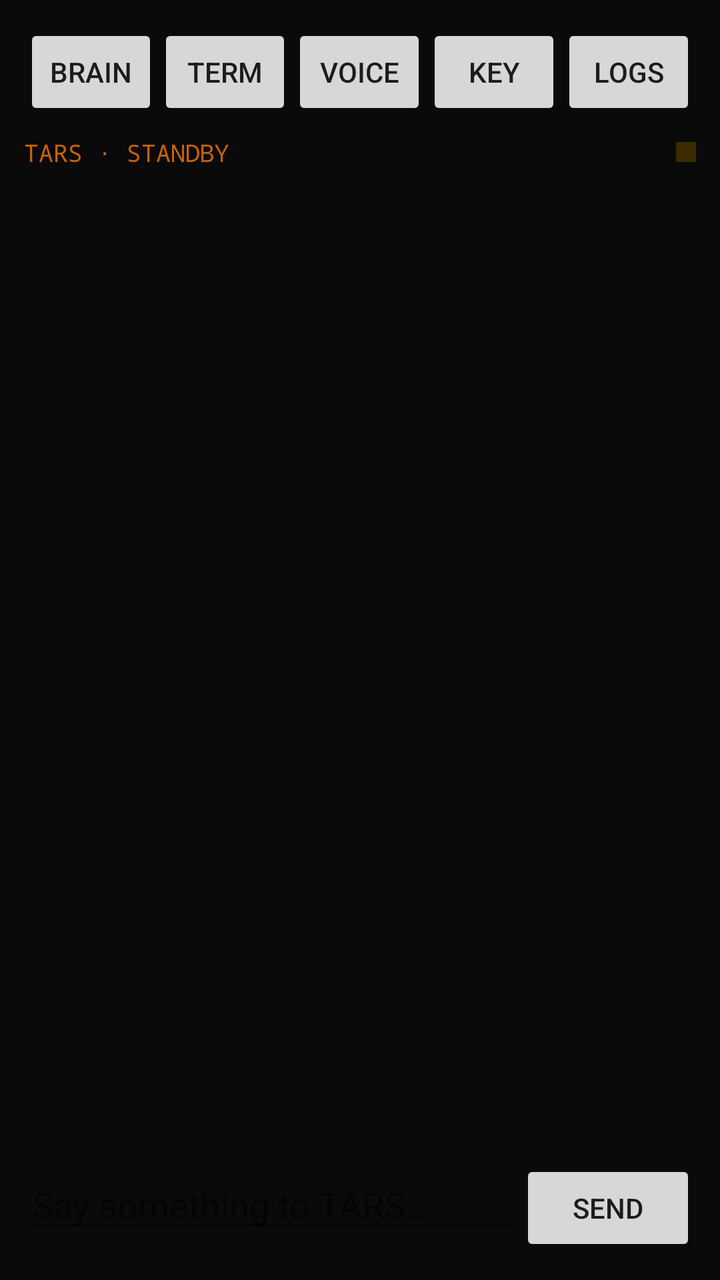
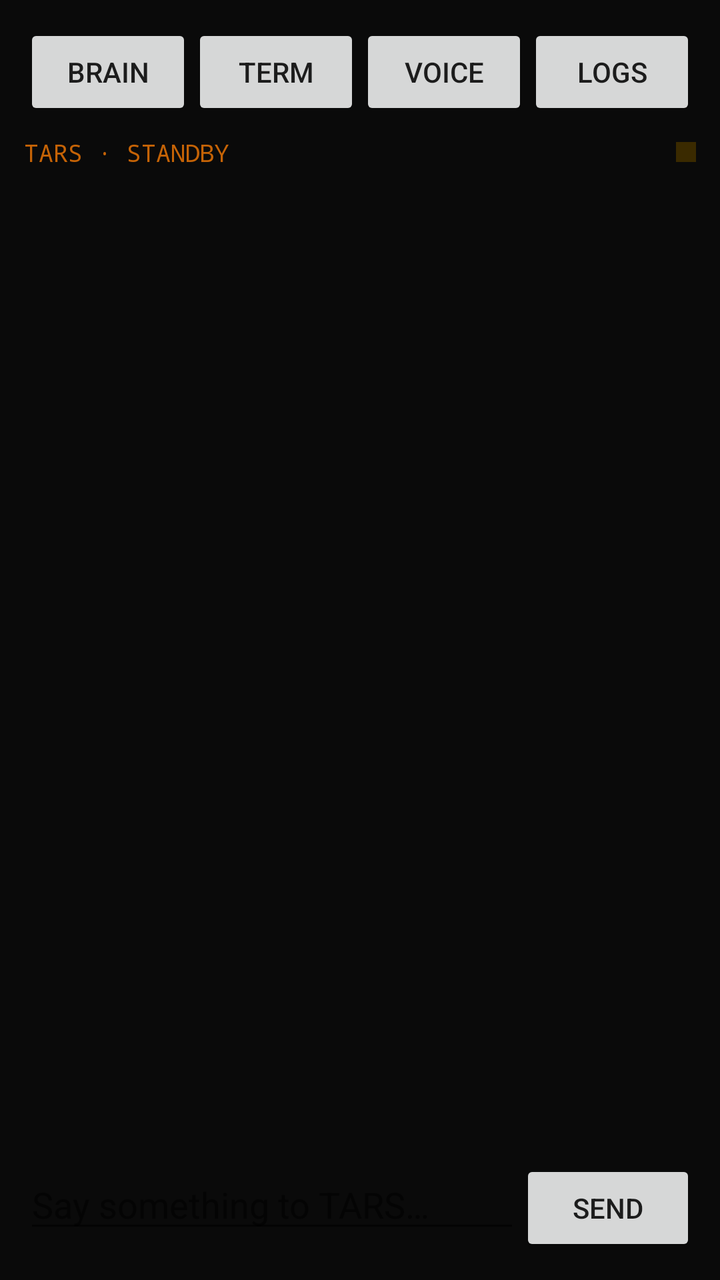

An Android layout rendered at two revisions. The XML below is the earlier revision; the diff shows what the commit changed to produce the second picture.
<!-- AndroidManifest.xml: application theme Theme.AppCompat.DayNight -->
<!-- res/layout/activity_main.xml -->
<?xml version="1.0" encoding="utf-8"?>
<LinearLayout xmlns:android="http://schemas.android.com/apk/res/android"
    android:layout_width="match_parent"
    android:layout_height="match_parent"
    android:orientation="vertical"
    android:background="#FF0A0A0A"
    android:padding="12dp">

    <LinearLayout
        android:layout_width="match_parent"
        android:layout_height="wrap_content"
        android:orientation="horizontal"
        android:paddingBottom="6dp">

        <Button
            android:id="@+id/brain"
            android:layout_width="0dp"
            android:layout_height="wrap_content"
            android:layout_weight="1"
            android:minWidth="0dp"
            android:text="@string/brain" />

        <Button
            android:id="@+id/terminal"
            android:layout_width="0dp"
            android:layout_height="wrap_content"
            android:layout_weight="1"
            android:minWidth="0dp"
            android:text="@string/terminal" />

        <Button
            android:id="@+id/voice"
            android:layout_width="0dp"
            android:layout_height="wrap_content"
            android:layout_weight="1"
            android:minWidth="0dp"
            android:text="@string/voice" />

        <Button
            android:id="@+id/key"
            android:layout_width="0dp"
            android:layout_height="wrap_content"
            android:layout_weight="1"
            android:minWidth="0dp"
            android:text="@string/key" />

        <Button
            android:id="@+id/logs"
            android:layout_width="0dp"
            android:layout_height="wrap_content"
            android:layout_weight="1"
            android:minWidth="0dp"
            android:text="@string/logs" />
    </LinearLayout>

    <LinearLayout
        android:layout_width="match_parent"
        android:layout_height="wrap_content"
        android:orientation="horizontal"
        android:gravity="center_vertical"
        android:paddingTop="2dp"
        android:paddingBottom="6dp">

        <TextView
            android:id="@+id/status"
            android:layout_width="0dp"
            android:layout_height="wrap_content"
            android:layout_weight="1"
            android:fontFamily="monospace"
            android:textSize="12sp"
            android:textColor="#FFC56306"
            android:text="TARS · STANDBY" />

        <View
            android:id="@+id/cue"
            android:layout_width="10dp"
            android:layout_height="10dp"
            android:layout_marginStart="8dp"
            android:background="#FF3A2A00" />
    </LinearLayout>

    <ScrollView
        android:id="@+id/scroll"
        android:layout_width="match_parent"
        android:layout_height="0dp"
        android:layout_weight="1">

        <TextView
            android:id="@+id/log"
            android:layout_width="match_parent"
            android:layout_height="wrap_content"
            android:textSize="16sp"
            android:fontFamily="monospace"
            android:textColor="#FFFFB000"
            android:textIsSelectable="true" />
    </ScrollView>

    <LinearLayout
        android:id="@+id/vu"
        android:layout_width="match_parent"
        android:layout_height="22dp"
        android:orientation="horizontal"
        android:gravity="bottom"
        android:paddingTop="4dp" />

    <LinearLayout
        android:layout_width="match_parent"
        android:layout_height="wrap_content"
        android:orientation="horizontal"
        android:paddingTop="8dp">

        <EditText
            android:id="@+id/input"
            android:layout_width="0dp"
            android:layout_height="wrap_content"
            android:layout_weight="1"
            android:hint="@string/input_hint"
            android:inputType="textShortMessage|textMultiLine"
            android:maxLines="4" />

        <Button
            android:id="@+id/send"
            android:layout_width="wrap_content"
            android:layout_height="wrap_content"
            android:text="@string/send" />
    </LinearLayout>
</LinearLayout>
<!-- resources referenced by this layout -->
<resources>
  <string name="brain">Brain</string>
  <string name="input_hint">Say something to TARS…</string>
  <string name="key">Key</string>
  <string name="logs">Logs</string>
  <string name="send">Send</string>
  <string name="terminal">Term</string>
  <string name="voice">Voice</string>
</resources>

<!-- the commit's change to res/layout/activity_main.xml (unified diff, before → after) -->
@@ -35,14 +35,6 @@
             android:layout_weight="1"
             android:minWidth="0dp"
             android:text="@string/voice" />
-
-        <Button
-            android:id="@+id/key"
-            android:layout_width="0dp"
-            android:layout_height="wrap_content"
-            android:layout_weight="1"
-            android:minWidth="0dp"
-            android:text="@string/key" />
 
         <Button
             android:id="@+id/logs"
<!-- resource entries referenced after the edit -->
@@ -2,7 +2,6 @@
 <resources>
   <string name="brain">Brain</string>
   <string name="input_hint">Say something to TARS…</string>
-  <string name="key">Key</string>
   <string name="logs">Logs</string>
   <string name="send">Send</string>
   <string name="terminal">Term</string>
